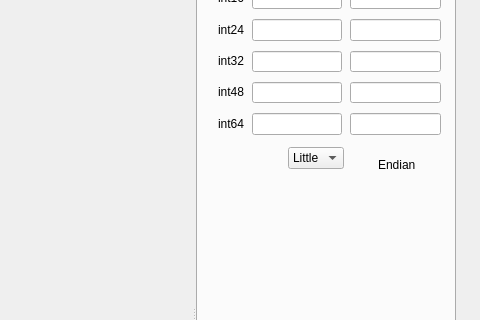
This is src/widgets/HexdumpWidget.ui in radareorg/iaito as Qt 5 draws it before an edit; both pictures show x 479 to 959 and y 88 to 408 of the 959 by 807 pixel window. The edited form follows.
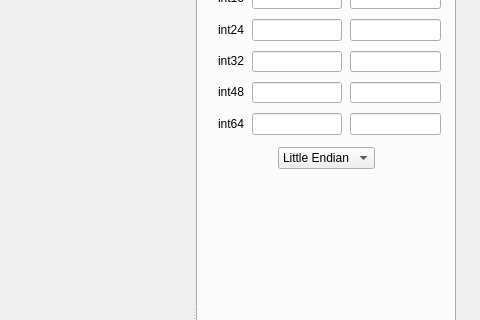
This is the edited form. Icons and pictures are not drawn. Custom widgets are drawn as their Qt base class.

Commit message: Make hexdump value textfields editable for writing

Diff of the .ui file:
```diff
--- a/src/widgets/HexdumpWidget.ui
+++ b/src/widgets/HexdumpWidget.ui
@@ -815,9 +815,9 @@
         <widget class="QComboBox" name="valueEndian">
          <property name="geometry">
           <rect>
-           <x>90</x>
+           <x>80</x>
            <y>200</y>
-           <width>82</width>
+           <width>126</width>
            <height>32</height>
           </rect>
          </property>
@@ -826,7 +826,7 @@
          </property>
          <item>
           <property name="text">
-           <string>Little</string>
+           <string>Little Endian</string>
           </property>
          </item>
          <item>
@@ -835,19 +835,6 @@
           </property>
          </item>
         </widget>
-        <widget class="QLabel" name="label">
-         <property name="geometry">
-          <rect>
-           <x>180</x>
-           <y>210</y>
-           <width>58</width>
-           <height>16</height>
-          </rect>
-         </property>
-         <property name="text">
-          <string>Endian</string>
-         </property>
-        </widget>
        </widget>
        <widget class="QWidget" name="tabHistogram">
         <attribute name="title">
```
Left out of the diff: 34 changed lines with no effect on the pictures. The commit also changes 2 other files.
